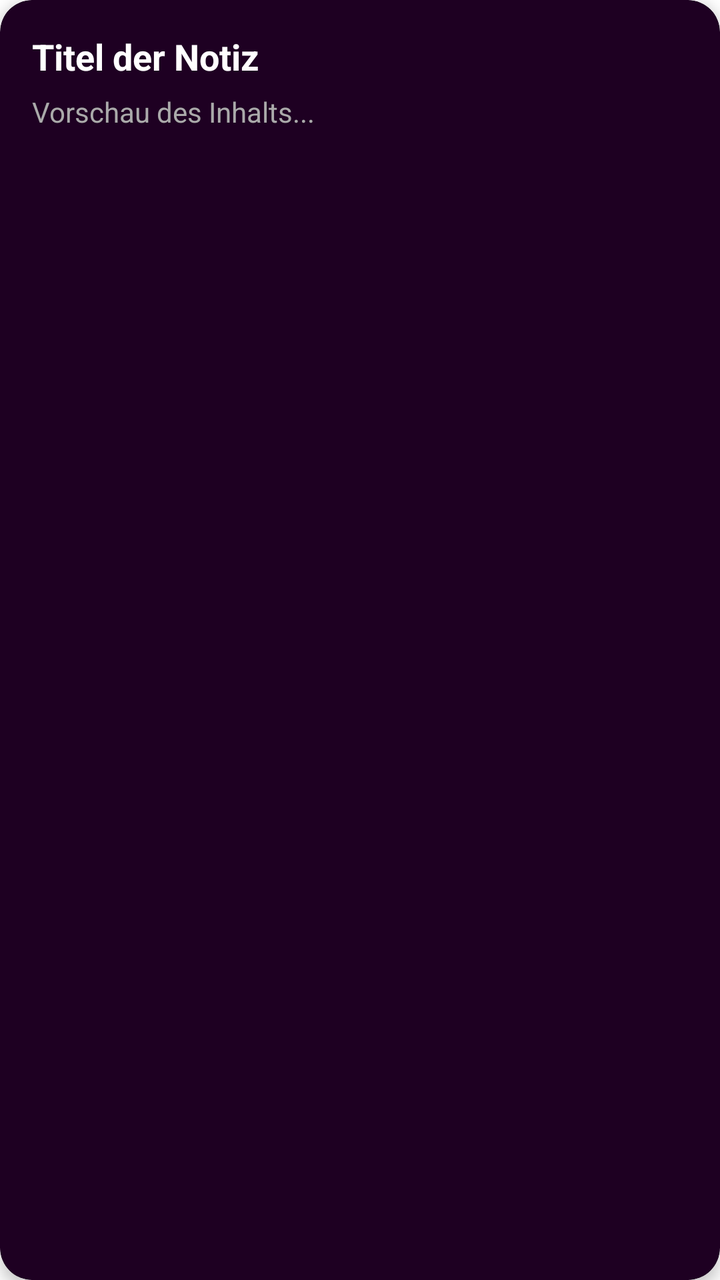
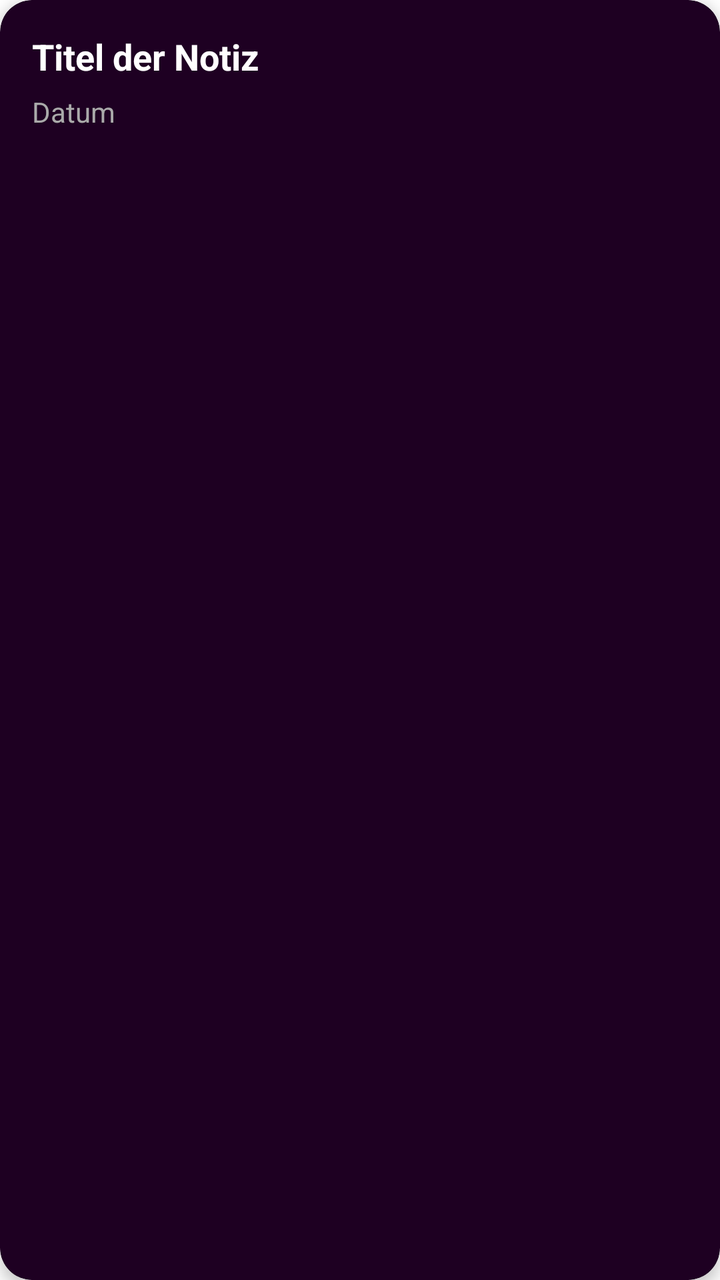

An Android layout rendered at two revisions. The XML below is the earlier revision; the diff shows what the commit changed to produce the second picture.
<!-- AndroidManifest.xml: application theme Theme.Mynd -->
<!-- res/layout/item_note.xml -->
<com.google.android.material.card.MaterialCardView xmlns:android="http://schemas.android.com/apk/res/android"
    xmlns:app="http://schemas.android.com/apk/res-auto"
    android:layout_width="match_parent"
    android:layout_height="wrap_content"
    android:layout_marginBottom="12dp"
    app:cardBackgroundColor="@color/inputBackground"
    app:cardCornerRadius="16dp"
    app:cardElevation="4dp"
    android:foreground="?attr/selectableItemBackground">

    <LinearLayout
        android:layout_width="match_parent"
        android:layout_height="wrap_content"
        android:orientation="vertical"
        android:padding="16dp">

        <TextView
            android:id="@+id/tvNoteTitle"
            android:layout_width="match_parent"
            android:layout_height="wrap_content"
            android:text="Titel der Notiz"
            android:textSize="18sp"
            android:textStyle="bold"
            android:textColor="@color/textWhite"
            android:ellipsize="end"
            android:maxLines="1" />

        <TextView
            android:id="@+id/tvNoteContent"
            android:layout_width="match_parent"
            android:layout_height="wrap_content"
            android:text="Vorschau des Inhalts..."
            android:textSize="14sp"
            android:textColor="@color/textHint"
            android:ellipsize="end"
            android:maxLines="2"
            android:layout_marginTop="6dp"/>

    </LinearLayout>
</com.google.android.material.card.MaterialCardView>
<!-- resources referenced by this layout -->
<resources>
  <color name="inputBackground">#1E0022</color>
  <color name="textHint">#AAAAAA</color>
  <color name="textWhite">#FFFFFF</color>
  <style name="Theme.Mynd" parent="Theme.MaterialComponents.DayNight.DarkActionBar">
          
          <item name="colorPrimary">@color/purple_500</item>
          <item name="colorPrimaryVariant">@color/purple_700</item>
          <item name="colorOnPrimary">@color/white</item>
          
          <item name="colorSecondary">@color/teal_200</item>
          <item name="colorSecondaryVariant">@color/teal_700</item>
          <item name="colorOnSecondary">@color/black</item>
          
          <item name="android:statusBarColor">?attr/colorPrimaryVariant</item>
          
      </style>
  <color name="purple_500">#FF6200EE</color>
  <color name="purple_700">#FF3700B3</color>
  <color name="white">#FFFFFFFF</color>
  <color name="teal_200">#FF03DAC5</color>
  <color name="teal_700">#FF018786</color>
  <color name="black">#FF000000</color>
</resources>

<!-- the commit's change to res/layout/item_note.xml (unified diff, before → after) -->
@@ -18,7 +18,7 @@
             android:id="@+id/tvNoteTitle"
             android:layout_width="match_parent"
             android:layout_height="wrap_content"
-            android:text="Titel der Notiz"
+            android:text="@string/title_note_item"
             android:textSize="18sp"
             android:textStyle="bold"
             android:textColor="@color/textWhite"
@@ -29,7 +29,7 @@
             android:id="@+id/tvNoteContent"
             android:layout_width="match_parent"
             android:layout_height="wrap_content"
-            android:text="Vorschau des Inhalts..."
+            android:text="@string/subtitle_note_item"
             android:textSize="14sp"
             android:textColor="@color/textHint"
             android:ellipsize="end"
<!-- resource entries referenced after the edit -->
@@ -3,6 +3,8 @@
   <color name="inputBackground">#1E0022</color>
   <color name="textHint">#AAAAAA</color>
   <color name="textWhite">#FFFFFF</color>
+  <string name="subtitle_note_item">Datum</string>
+  <string name="title_note_item">Titel der Notiz</string>
   <style name="Theme.Mynd" parent="Theme.MaterialComponents.DayNight.DarkActionBar">
           
           <item name="colorPrimary">@color/purple_500</item>
